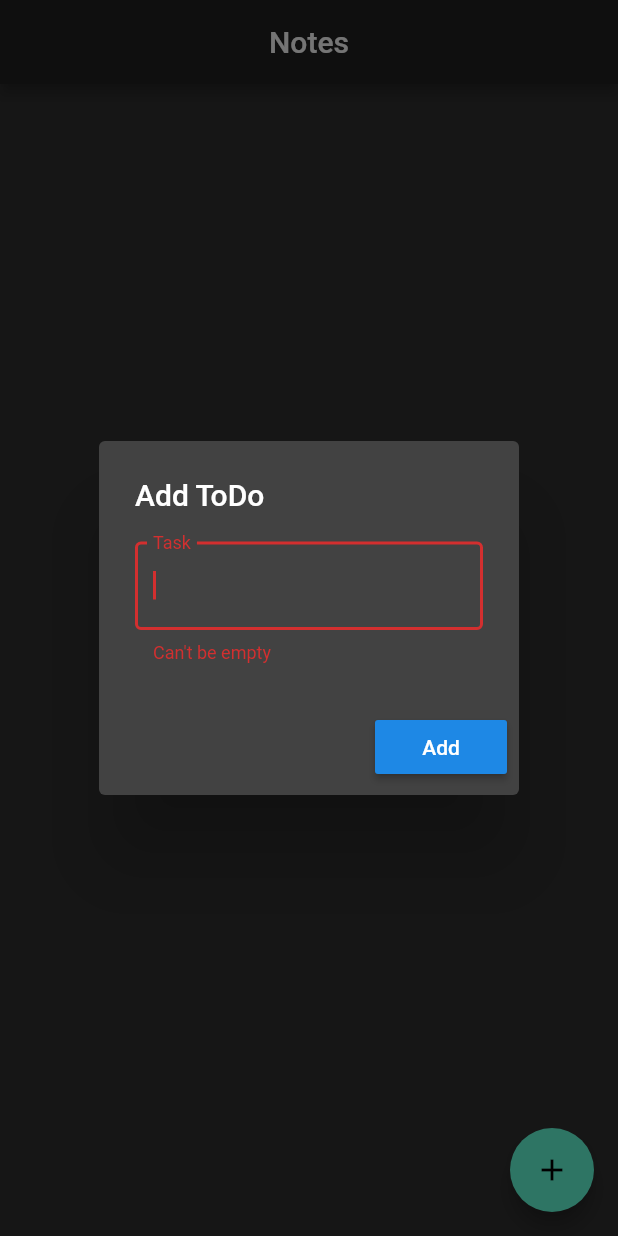
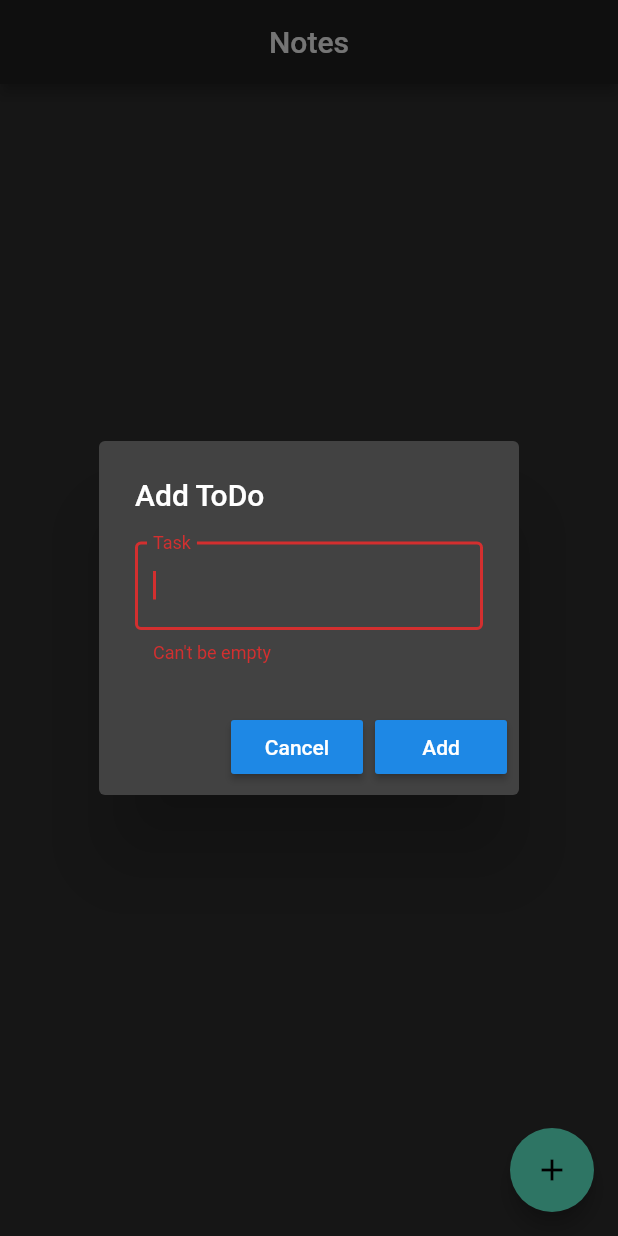
Before and after one commit to sbmkrgit/Firebase-CURD, a Flutter app: the screen it shows after launch, after a tap on the "add" icon, on a phone screen of 412 x 824 dp. Run offline on Flutter 3.47's test engine with Material 2 defaults, Android fonts, the phone set to English and light mode, and no system bars; our stand-ins replace cloud_firestore, firebase_core; accounts and stored records are empty.

Commit message:
Added Cancel Button in Dialog

```diff
--- a/lib/HomePage.dart
+++ b/lib/HomePage.dart
@@ -40,6 +40,12 @@ class _HomePageState extends State<HomePage> {
             ),
           ),
           actions: <Widget>[
+            RaisedButton(
+              onPressed: () {
+                Navigator.pop(context);
+              },
+              child: Text("Cancel"),
+            ),
             RaisedButton(
               onPressed: () {
                 if (isUpdated) {
```
